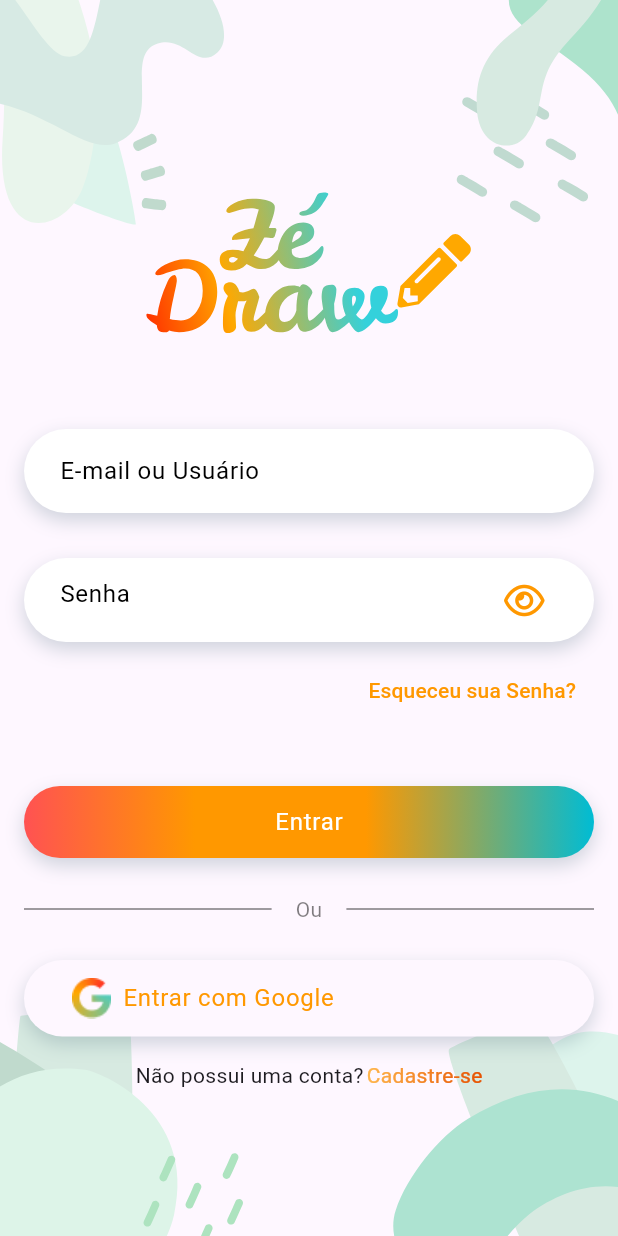
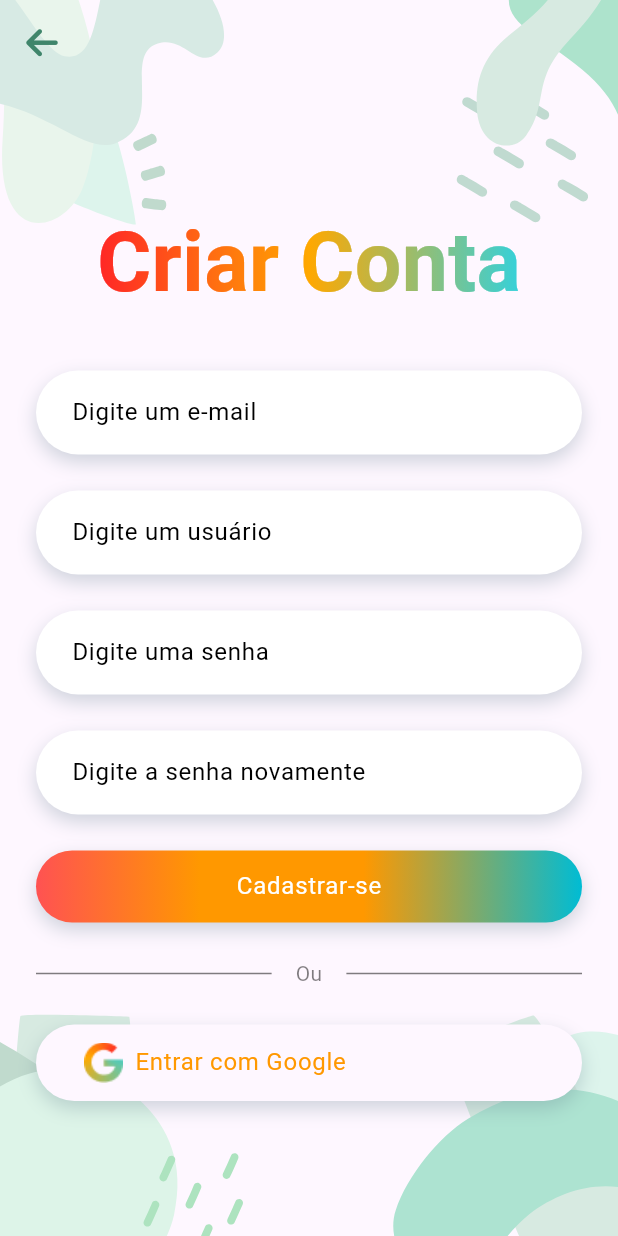
Before and after one commit to flipeip/ze_draw, a Flutter app: the screen it shows after launch, after a tap on "Cadastre-se", on a phone screen of 412 x 824 dp. Run offline on Flutter 3.47's test engine with Material 2 defaults, Android fonts, the phone set to English and light mode, and no system bars; drawn by our look-alikes of simple_gradient_text; our stand-ins replace flutter_svg, font_awesome_flutter.

Commit message:
Iniciando Tela de Cadastro

```diff
--- /dev/null
+++ b/lib/telas/cadastro/cadastro.dart
@@ -0,0 +1,121 @@
+import 'package:flutter/material.dart';
+import 'package:flutter_svg/flutter_svg.dart';
+import 'package:font_awesome_flutter/font_awesome_flutter.dart';
+import 'package:simple_gradient_text/simple_gradient_text.dart';
+import 'package:ze_draw/widgets/botao_default.dart';
+import 'package:ze_draw/widgets/campo_texto.dart';
+
+import '../../widgets/botao_google.dart';
+
+class CadastroTela extends StatelessWidget {
+  const CadastroTela({super.key});
+
+  @override
+  Widget build(BuildContext context) {
+    const alturaImagens = 150.0;
+    return Scaffold(
+      body: Stack(
+        children: [
+          Align(
+            alignment: Alignment.topRight,
+            child: SvgPicture.asset(
+              'assets/images/topo-direita.svg',
+              height: alturaImagens,
+            ),
+          ),
+          Align(
+            alignment: Alignment.topLeft,
+            child: SvgPicture.asset(
+              'assets/images/topo-esquerda.svg',
+              height: alturaImagens,
+            ),
+          ),
+          Align(
+            alignment: Alignment.bottomRight,
+            child: SvgPicture.asset(
+              'assets/images/baixo-direita.svg',
+              height: alturaImagens,
+            ),
+          ),
+          Align(
+            alignment: Alignment.bottomLeft,
+            child: SvgPicture.asset(
+              'assets/images/baixo-esquerda.svg',
+              height: alturaImagens,
+            ),
+          ),
+          SingleChildScrollView(
+            child: Padding(
+              padding: const EdgeInsets.all(24),
+              child: Column(
+                mainAxisSize: MainAxisSize.min,
+                crossAxisAlignment: CrossAxisAlignment.center,
+                children: [
+                  const SizedBox(height: 112),
+                  GradientText(
+                    'Criar Conta',
+                    colors: [
+                      Color(0xFFFF2626),
+                      Color(0xFFFFA800),
+                      Color(0xFF34D1DB),
+                    ],
+                    style: TextStyle(fontSize: 55, fontWeight: FontWeight.w600),
+                  ),
+                  const SizedBox(height: 32),
+                  const CampoTexto(label: 'Digite um e-mail'),
+                  const SizedBox(height: 24),
+                  const CampoTexto(label: 'Digite um usuário'),
+                  const SizedBox(height: 24),
+                  const CampoTexto(label: 'Digite uma senha'),
+                  const SizedBox(height: 24),
+                  const CampoTexto(label: 'Digite a senha novamente'),
+                  const SizedBox(height: 24),
+                  const BotaoEntrar(texto: 'Cadastrar-se'),
+                  const _Divisor(),
+                  const EntrarComGoogle(),
+                ],
+              ),
+            ),
+          ),
+          Padding(
+            padding: EdgeInsets.all(4),
+            child: IconButton(
+              onPressed: Navigator.of(context).pop,
+              icon: Icon(FontAwesomeIcons.arrowLeft,
+              color: Color.fromARGB(255, 63, 133, 107),)
+            ),
+          )
+        ],
+      ),
+    );
+  }
+}
+
+class _Divisor extends StatelessWidget {
+  const _Divisor();
+
+  @override
+  Widget build(BuildContext context) {
+    final cor = Theme.of(context).colorScheme.outline.withOpacity(0.5);
+    final divisor = Expanded(child: Divider(color: cor));
+
+    return Padding(
+      padding: const EdgeInsets.symmetric(vertical: 24),
+      child: Row(
+        children: [
+          divisor,
+          Padding(
+            padding: const EdgeInsets.symmetric(horizontal: 16),
+            child: Text(
+              'Ou',
+              style: Theme.of(context).textTheme.bodyMedium?.copyWith(
+                    color: cor,
+                  ),
+            ),
+          ),
+          divisor,
+        ],
+      ),
+    );
+  }
+}
--- a/lib/telas/login/login.dart
+++ b/lib/telas/login/login.dart
@@ -1,7 +1,10 @@
 import 'package:flutter/material.dart';
 import 'package:simple_gradient_text/simple_gradient_text.dart';
 import 'package:flutter_svg/flutter_svg.dart';
+import 'package:ze_draw/telas/rotas.dart';
 
+import '../../widgets/botao_default.dart';
+import '../../widgets/botao_google.dart';
 import '../../widgets/campo_texto.dart';
 
 class LoginTela extends StatelessWidget {
@@ -46,7 +49,7 @@ class LoginTela extends StatelessWidget {
           ),
           SingleChildScrollView(
             child: Padding(
-              padding: const EdgeInsets.all(16),
+              padding: const EdgeInsets.all(24),
               child: Column(
                 mainAxisSize: MainAxisSize.min,
                 crossAxisAlignment: CrossAxisAlignment.stretch,
@@ -64,9 +67,9 @@ class LoginTela extends StatelessWidget {
                   ),
                   const _EsqueceuSenha(),
                   const SizedBox(height: 32),
-                  const _BotaoEntrar(),
+                  const BotaoEntrar(texto: 'Entrar',),
                   const _Divisor(),
-                  const _EntrarComGoogle(),
+                  const EntrarComGoogle(),
                   const _CriarConta(),
                 ],
               ),
@@ -98,7 +101,9 @@ class _CriarConta extends StatelessWidget {
           InkWell(
             radius: 90,
             borderRadius: BorderRadius.circular(90),
-            onTap: () {},
+            onTap: () {
+              Navigator.of(context).pushNamed(Rotas.cadastro);
+            },
             child: GradientText(
               'Cadastre-se',
               colors: [
@@ -108,115 +113,6 @@ class _CriarConta extends StatelessWidget {
             ),
           )
         ],
-      ),
-    );
-  }
-}
-
-class _BotaoEntrar extends StatelessWidget {
-  const _BotaoEntrar();
-
-  @override
-  Widget build(BuildContext context) {
-    final borderRadius = BorderRadius.circular(90);
-
-    return Container(
-      decoration: BoxDecoration(
-        borderRadius: borderRadius,
-        gradient: const LinearGradient(colors: [
-          Colors.redAccent,
-          Colors.orange,
-          Colors.orange,
-          Colors.cyan,
-        ], stops: [
-          0,
-          0.3,
-          0.6,
-          1,
-        ]),
-        boxShadow: [
-          BoxShadow(
-            blurRadius: 10,
-            offset: const Offset(0, 5),
-            color: Colors.blueGrey.shade500.withOpacity(0.3),
-          )
-        ],
-      ),
-      child: Material(
-        color: Colors.transparent,
-        borderRadius: borderRadius,
-        child: InkWell(
-          splashColor: Theme.of(context).colorScheme.primary.withOpacity(0.5),
-          borderRadius: borderRadius,
-          onTap: () {},
-          child: Padding(
-            padding: const EdgeInsets.symmetric(
-              horizontal: 24,
-              vertical: 4,
-            ),
-            child: Center(
-              child: Padding(
-                padding: const EdgeInsets.all(8),
-                child: Text(
-                  'Entrar',
-                  style: Theme.of(context).textTheme.bodyLarge?.copyWith(
-                        color: Colors.white,
-                      ),
-                ),
-              ),
-            ),
-          ),
-        ),
-      ),
-    );
-  }
-}
-
-class _EntrarComGoogle extends StatelessWidget {
-  const _EntrarComGoogle();
-
-  @override
-  Widget build(BuildContext context) {
-    final borderRadius = BorderRadius.circular(90);
-
-    return Container(
-      decoration: BoxDecoration(
-        borderRadius: borderRadius,
-        boxShadow: [
-          BoxShadow(
-            blurRadius: 10,
-            offset: const Offset(0, 5),
-            color: Colors.blueGrey.shade500.withOpacity(0.3),
-          )
-        ],
-      ),
-      child: Material(
-        borderRadius: borderRadius,
-        child: InkWell(
-          splashColor: Theme.of(context).colorScheme.primary.withOpacity(0.2),
-          borderRadius: borderRadius,
-          onTap: () {},
-          child: Padding(
-            padding: const EdgeInsets.symmetric(
-              horizontal: 24,
-              vertical: 4,
-            ),
-            child: Row(
-              children: [
-                Padding(
-                  padding: const EdgeInsets.all(8.0),
-                  child: Image.asset('assets/images/google.png'),
-                ),
-                Text(
-                  'Entrar com Google',
-                  style: Theme.of(context).textTheme.bodyLarge?.copyWith(
-                        color: Theme.of(context).colorScheme.primary,
-                      ),
-                ),
-              ],
-            ),
-          ),
-        ),
       ),
     );
   }
--- a/lib/telas/rotas.dart
+++ b/lib/telas/rotas.dart
@@ -1,6 +1,7 @@
 import 'package:flutter/material.dart';
 
 import 'login/login.dart';
+import 'cadastro/cadastro.dart';
 
 class Rotas {
   static const login = '/login';
@@ -9,6 +10,7 @@ class Rotas {
   static Map<String, Widget Function(BuildContext)> get rotas {
     return {
       login: (_) => const LoginTela(),
+      cadastro: (_) => const CadastroTela()
     };
   }
 }
--- /dev/null
+++ b/lib/widgets/botao_default.dart
@@ -0,0 +1,63 @@
+import 'package:flutter/material.dart';
+
+class BotaoEntrar extends StatelessWidget {
+  const BotaoEntrar(
+    {required this.texto}
+  );
+  final String texto;
+
+  @override
+  Widget build(BuildContext context) {
+    final borderRadius = BorderRadius.circular(90);
+
+    return Container(
+      decoration: BoxDecoration(
+        borderRadius: borderRadius,
+        gradient: const LinearGradient(colors: [
+          Colors.redAccent,
+          Colors.orange,
+          Colors.orange,
+          Colors.cyan,
+        ], stops: [
+          0,
+          0.3,
+          0.6,
+          1,
+        ]),
+        boxShadow: [
+          BoxShadow(
+            blurRadius: 10,
+            offset: const Offset(0, 5),
+            color: Colors.blueGrey.shade500.withOpacity(0.3),
+          )
+        ],
+      ),
+      child: Material(
+        color: Colors.transparent,
+        borderRadius: borderRadius,
+        child: InkWell(
+          splashColor: Theme.of(context).colorScheme.primary.withOpacity(0.5),
+          borderRadius: borderRadius,
+          onTap: () {},
+          child: Padding(
+            padding: const EdgeInsets.symmetric(
+              horizontal: 24,
+              vertical: 4,
+            ),
+            child: Center(
+              child: Padding(
+                padding: const EdgeInsets.all(8),
+                child: Text(
+                  texto,
+                  style: Theme.of(context).textTheme.bodyLarge?.copyWith(
+                        color: Colors.white,
+                      ),
+                ),
+              ),
+            ),
+          ),
+        ),
+      ),
+    );
+  }
+}
--- /dev/null
+++ b/lib/widgets/botao_google.dart
@@ -0,0 +1,51 @@
+import 'package:flutter/material.dart';
+
+class EntrarComGoogle extends StatelessWidget {
+  const EntrarComGoogle();
+
+  @override
+  Widget build(BuildContext context) {
+    final borderRadius = BorderRadius.circular(90);
+
+    return Container(
+      decoration: BoxDecoration(
+        borderRadius: borderRadius,
+        boxShadow: [
+          BoxShadow(
+            blurRadius: 10,
+            offset: const Offset(0, 5),
+            color: Colors.blueGrey.shade500.withOpacity(0.3),
+          )
+        ],
+      ),
+      child: Material(
+        borderRadius: borderRadius,
+        child: InkWell(
+          splashColor: Theme.of(context).colorScheme.primary.withOpacity(0.2),
+          borderRadius: borderRadius,
+          onTap: () {},
+          child: Padding(
+            padding: const EdgeInsets.symmetric(
+              horizontal: 24,
+              vertical: 4,
+            ),
+            child: Row(
+              children: [
+                Padding(
+                  padding: const EdgeInsets.all(8.0),
+                  child: Image.asset('assets/images/google.png'),
+                ),
+                Text(
+                  'Entrar com Google',
+                  style: Theme.of(context).textTheme.bodyLarge?.copyWith(
+                        color: Theme.of(context).colorScheme.primary,
+                      ),
+                ),
+              ],
+            ),
+          ),
+        ),
+      ),
+    );
+  }
+}
```
